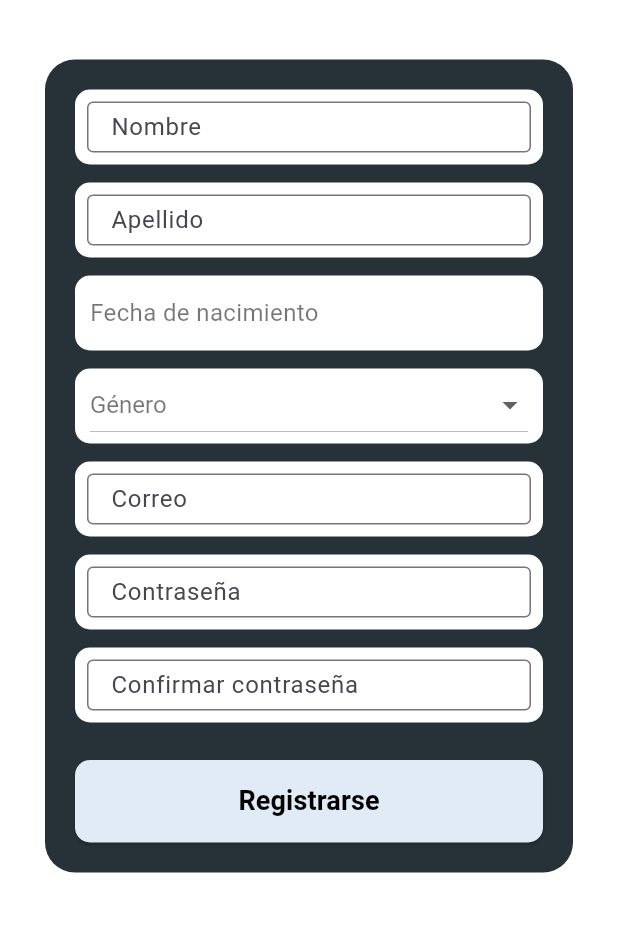
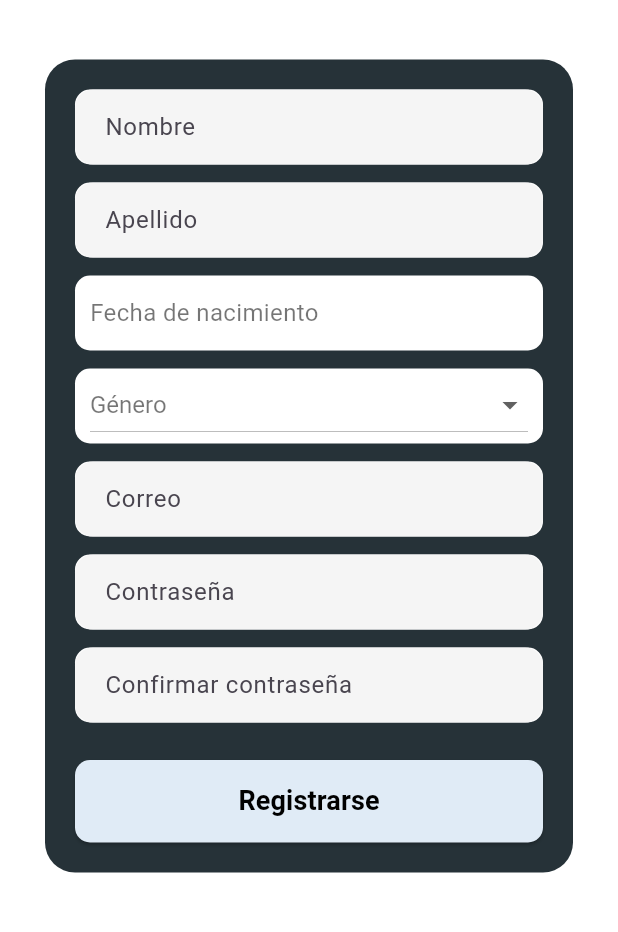
Before and after one commit to josephaven/viayage-frontend, a Flutter app: the RegisterPage screen opened by its route, on a phone screen of 412 x 824 dp, the part 257-1189 px from its top. Run offline on Flutter 3.47's test engine with Material 3 defaults, Android fonts, the light colour scheme and no system bars; our stand-ins replace flutter_secure_storage; accounts and stored records are empty; network calls fail.

Commit message:
se modifico y agrego el const TextInput, para el uso de bordes y sombras en los botones

```diff
--- a/lib/widgets/text_input.dart
+++ b/lib/widgets/text_input.dart
@@ -4,19 +4,30 @@ class TextInput extends StatelessWidget {
   final String label;
   final TextEditingController controller;
   final bool isPassword;
+  final Color backgroundColor;
+  final double borderRadius;
 
-  TextInput({required this.label, required this.controller, this.isPassword = false});
+  const TextInput({
+    required this.label,
+    required this.controller,
+    this.isPassword = false,
+    this.backgroundColor = const Color(0xFFF5F5F5),
+    this.borderRadius = 12,
+  });
 
   @override
   Widget build(BuildContext context) {
-    return Padding(
-      padding: EdgeInsets.all(8.0),
-      child: TextField(
-        controller: controller,
-        obscureText: isPassword,
-        decoration: InputDecoration(
-          labelText: label,
-          border: OutlineInputBorder(),
+    return TextField(
+      controller: controller,
+      obscureText: isPassword,
+      decoration: InputDecoration(
+        labelText: label,
+        filled: true,
+        fillColor: backgroundColor,
+        contentPadding: EdgeInsets.symmetric(horizontal: 16, vertical: 18),
+        border: OutlineInputBorder(
+          borderRadius: BorderRadius.circular(borderRadius),
+          borderSide: BorderSide.none,
         ),
       ),
     );
```
